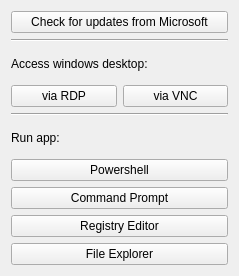
First picture: the form in gui/tools.ui, repository j0hnVu/linoffice, before the edit.
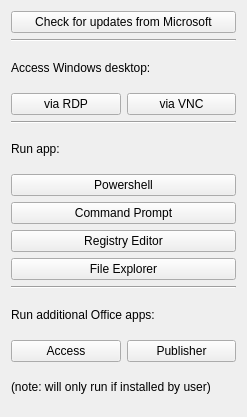
Second picture: the form after the edit.

What changed in the file:
```diff
--- a/gui/tools.ui
+++ b/gui/tools.ui
@@ -6,8 +6,8 @@
    <rect>
     <x>0</x>
     <y>0</y>
-    <width>239</width>
-    <height>276</height>
+    <width>247</width>
+    <height>417</height>
    </rect>
   </property>
   <property name="windowTitle">
@@ -17,6 +17,8 @@
    <item>
     <layout class="QVBoxLayout" name="verticalLayout_2">
      <item>
+      <layout class="QVBoxLayout" name="verticalLayout">
+       <item>
       <widget class="QPushButton" name="pushButton_update">
        <property name="text">
         <string>Check for updates from Microsoft</string>
@@ -33,7 +35,7 @@
      <item>
       <widget class="QLabel" name="label_2">
        <property name="text">
-        <string>Access windows desktop:</string>
+          <string>Access Windows desktop:</string>
        </property>
       </widget>
      </item>
@@ -76,8 +78,6 @@
       </widget>
      </item>
      <item>
-      <layout class="QVBoxLayout" name="verticalLayout">
-       <item>
         <widget class="QPushButton" name="pushButton_powershell">
          <property name="sizePolicy">
           <sizepolicy hsizetype="Expanding" vsizetype="Fixed">
@@ -117,6 +117,45 @@
          </property>
         </widget>
        </item>
+       <item>
+        <widget class="Line" name="line_3">
+         <property name="orientation">
+          <enum>Qt::Orientation::Horizontal</enum>
+         </property>
+        </widget>
+       </item>
+       <item>
+        <widget class="QLabel" name="label_3">
+         <property name="text">
+          <string>Run additional Office apps:</string>
+         </property>
+        </widget>
+       </item>
+       <item>
+        <layout class="QHBoxLayout" name="horizontalLayout">
+         <item>
+          <widget class="QPushButton" name="pushButton_access">
+           <property name="text">
+            <string>Access</string>
+           </property>
+          </widget>
+         </item>
+         <item>
+          <widget class="QPushButton" name="pushButton_publisher">
+           <property name="text">
+            <string>Publisher</string>
+           </property>
+          </widget>
+         </item>
+        </layout>
+       </item>
+       <item>
+        <widget class="QLabel" name="label_4">
+         <property name="text">
+          <string>(note: will only run if installed by user)</string>
+         </property>
+        </widget>
+       </item>
       </layout>
      </item>
     </layout>
```
Lines whose indentation alone changed are shown as unchanged.
